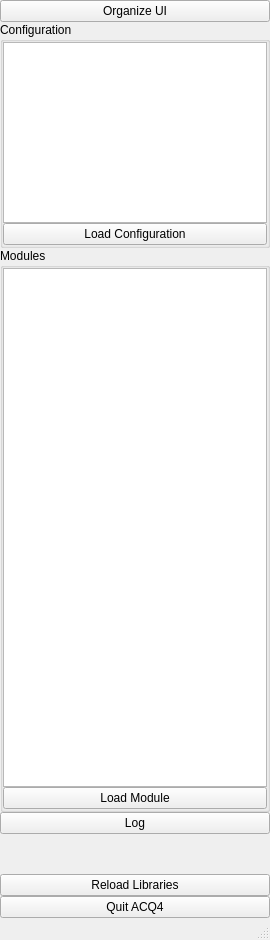
Before: the Qt Designer form acq4/modules/Manager/ManagerTemplate.ui in acq4/acq4, drawn with Qt 5.
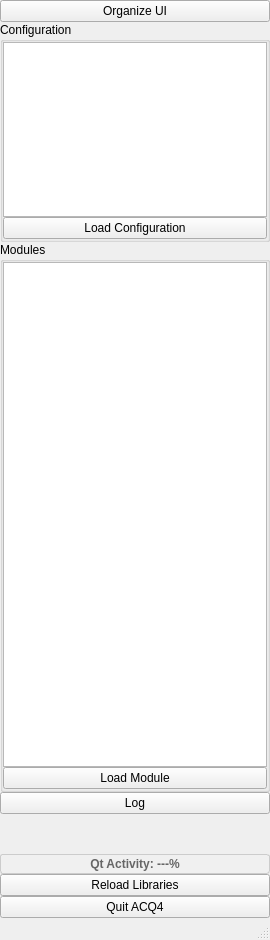
After: the same form once the commit is applied. Custom widgets are drawn as their Qt base class.

What changed in the file:
```diff
--- a/acq4/modules/Manager/ManagerTemplate.ui
+++ b/acq4/modules/Manager/ManagerTemplate.ui
@@ -133,6 +133,29 @@
         </property>
        </spacer>
       </item>
+      <item>
+       <widget class="QLabel" name="qtProfileLabel">
+        <property name="text">
+         <string>Qt Activity: ---%</string>
+        </property>
+        <property name="alignment">
+         <set>Qt::AlignCenter</set>
+        </property>
+        <property name="styleSheet">
+         <string notr="true">QLabel { 
+  font-weight: bold; 
+  color: #666666;
+  background-color: #f0f0f0;
+  border: 1px solid #cccccc;
+  border-radius: 3px;
+  padding: 2px;
+}</string>
+        </property>
+        <property name="visible">
+         <bool>false</bool>
+        </property>
+       </widget>
+      </item>
       <item>
        <widget class="QPushButton" name="reloadModuleBtn">
         <property name="text">
```
